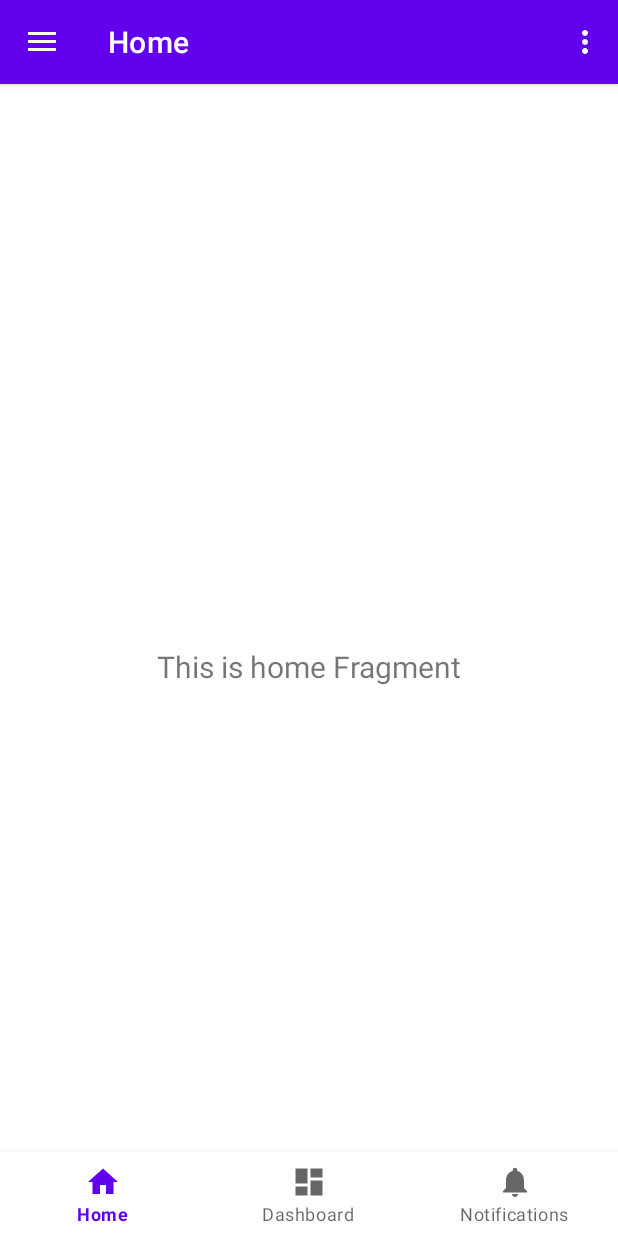
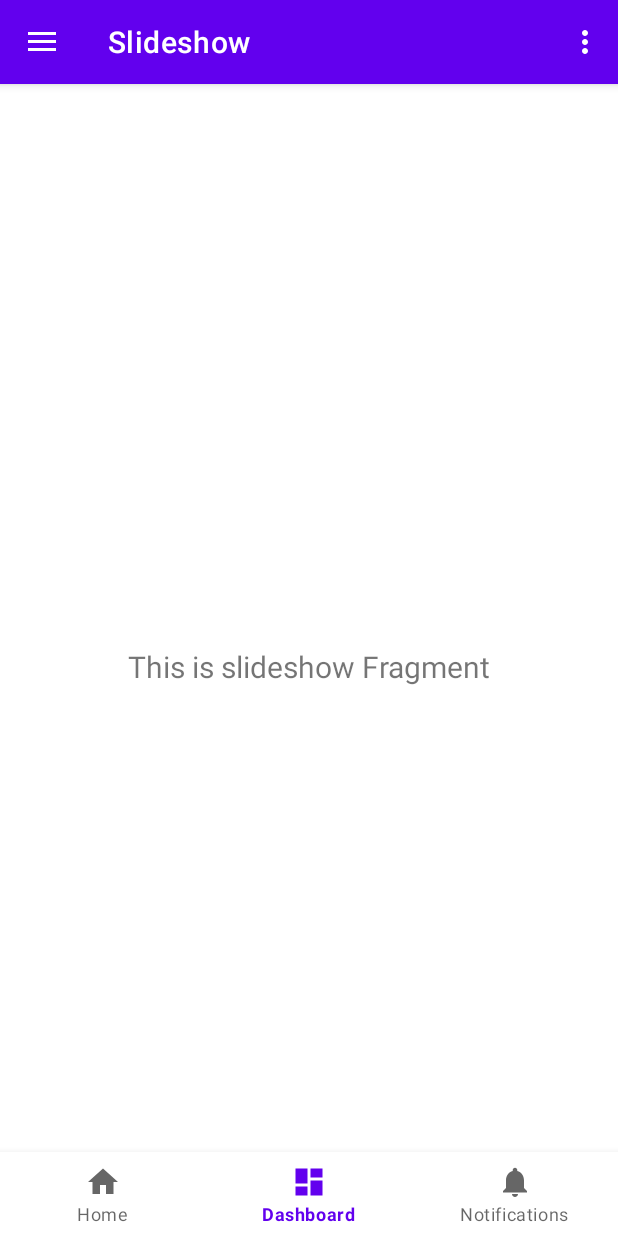
Before and after one commit to anuj1317/work, an Android app: the MainActivity2 screen opened directly, with no data from a screen before it, item 2 of the bottom bar chosen, on a phone screen of 412 x 824 dp. Run offline under Robolectric (Android 15) with nearby library versions, the phone set to English and light mode, and no system bars; our stand-ins replace navigation-ui.

Commit message:
Add Navigation click in bottom

```diff
--- a/app/build.gradle
+++ b/app/build.gradle
@@ -46,6 +46,7 @@ dependencies {
     implementation 'androidx.navigation:navigation-fragment-ktx:2.3.3'
     implementation 'androidx.navigation:navigation-ui-ktx:2.3.3'
     implementation 'androidx.vectordrawable:vectordrawable:1.1.0'
+    implementation 'androidx.lifecycle:lifecycle-extensions:2.2.0'
     testImplementation 'junit:junit:4.+'
     androidTestImplementation 'androidx.test.ext:junit:1.1.2'
     androidTestImplementation 'androidx.test.espresso:espresso-core:3.3.0'
--- a/app/src/main/java/com/example/workers1/MainActivity2.kt
+++ b/app/src/main/java/com/example/workers1/MainActivity2.kt
@@ -31,9 +31,9 @@ class MainActivity2 : AppCompatActivity() {
                 R.id.nav_home,
                 R.id.nav_gallery,
                 R.id.nav_slideshow,
-                R.id.navigation_home,
-                R.id.navigation_dashboard,
-                R.id.navigation_notifications
+                R.id.bottom_home,
+                R.id.bottom_dashboard,
+                R.id.bottom_notifications
             ), drawerLayout
         )
 //        setupActionBarWithNavController(navController, appBarConfiguration)
--- a/app/src/main/res/navigation/mobile_navigation.xml
+++ b/app/src/main/res/navigation/mobile_navigation.xml
@@ -27,20 +27,20 @@
     <!--     bottomNavigationFragment-->
 
     <fragment
-        android:id="@+id/navigation_home"
-        android:name="com.example.workers1.ui.slideshow.SlideshowFragment"
+        android:id="@+id/bottom_home"
+        android:name="com.example.workers1.ui.dashboard.DashboardFragment"
         android:label="@string/menu_slideshow"
-        tools:layout="@layout/fragment_slideshow" />
+        tools:layout="@layout/fragment_dashboard" />
 
     <fragment
-        android:id="@+id/navigation_dashboard"
+        android:id="@+id/bottom_dashboard"
         android:name="com.example.workers1.ui.slideshow.SlideshowFragment"
         android:label="@string/menu_slideshow"
         tools:layout="@layout/fragment_slideshow" />
 
 
     <fragment
-        android:id="@+id/navigation_notifications"
+        android:id="@+id/bottom_notifications"
         android:name="com.example.workers1.ui.slideshow.SlideshowFragment"
         android:label="@string/menu_slideshow"
         tools:layout="@layout/fragment_slideshow" />
```
Also changed, not shown: app/src/main/java/com/example/workers1/ui/dashboard/DashboardFragment.java (added, +36 -0 lines), app/src/main/java/com/example/workers1/ui/dashboard/DashboardViewModel.java (added, +19 -0 lines).
